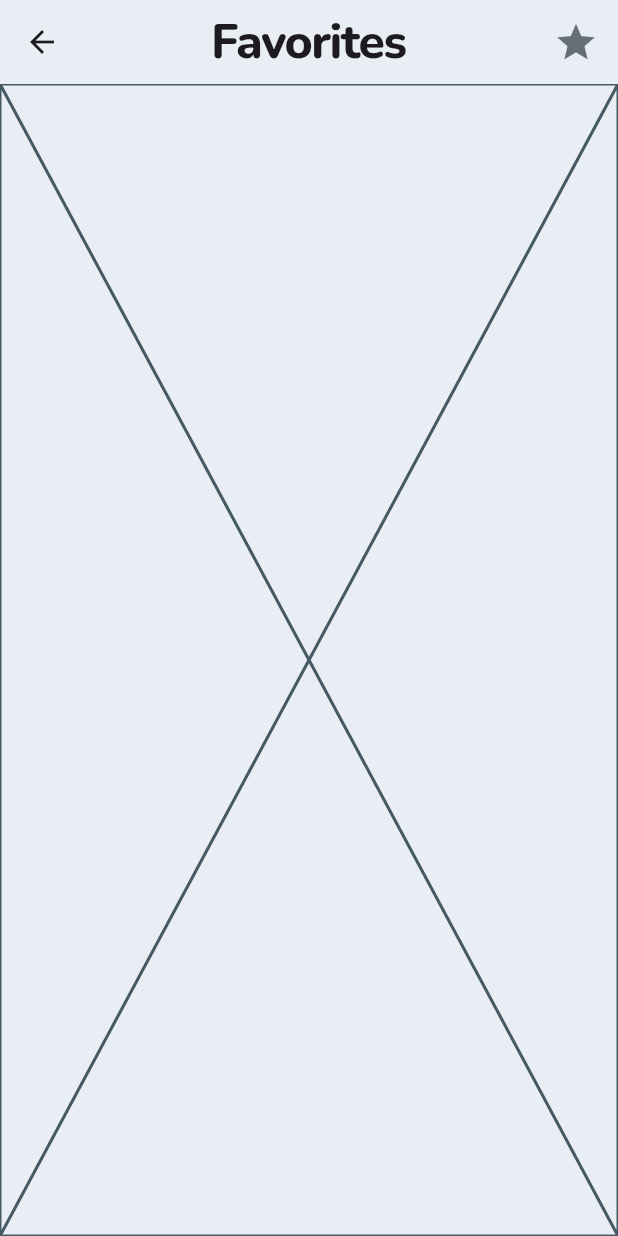
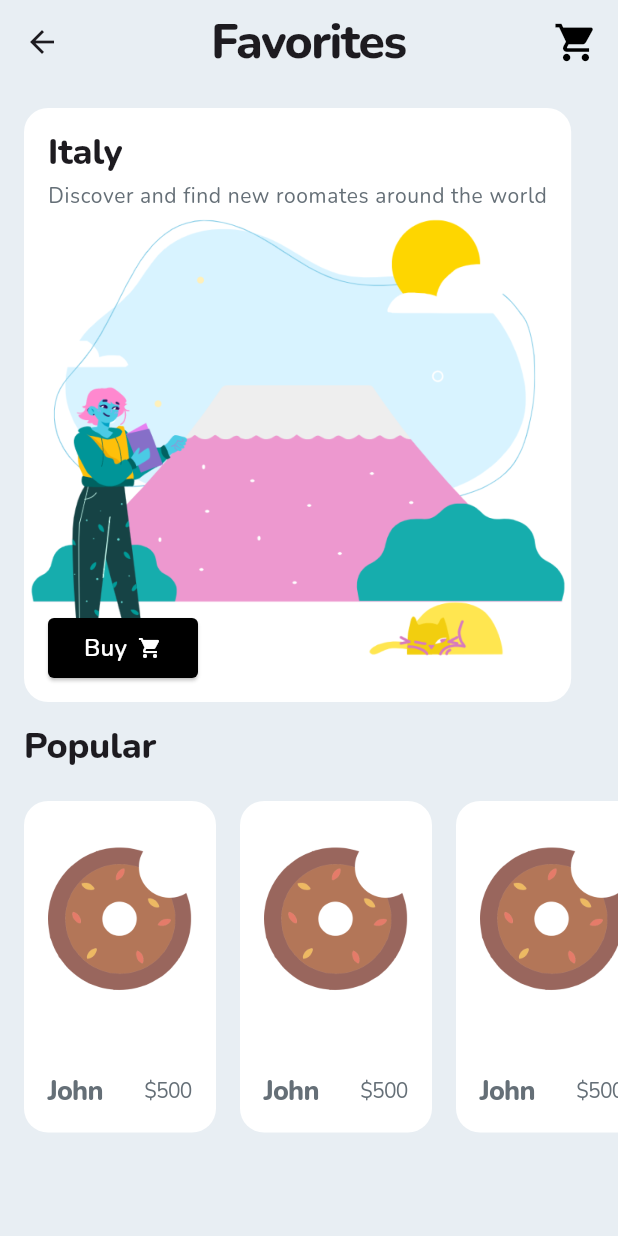
Before and after one commit to Samir-Sattarov/Student-Travel-Application, a Flutter app: the FavoritesSectionThirdScreen screen opened directly, on a phone screen of 412 x 824 dp. Run offline on Flutter 3.47's test engine with Material 2 defaults, Android fonts, the phone set to English and light mode, and no system bars; our stand-ins replace flutter_screenutil, google_fonts.

Commit message:
finish all

```diff
--- a/lib/core/utils/assets.dart
+++ b/lib/core/utils/assets.dart
@@ -2,4 +2,6 @@ class Assets {
   static const String FavoritesSectionSecondScreenAvatar = "assets/images/FavoritesSectionSecondScreenAvatar.png";
   static const String FavoritesSectionFirstScreenAdvImage = "assets/images/FavoritesSectionFirstScreenAdvImage.png";
   static const String FavoritesSectionSecondScreenListCardImage = "assets/images/FavoritesSectionSecondScreenListCardImage.png";
+  static const String FavoritesSectionThirdScreenRecommendedCardPhoto = "assets/images/FavoritesSectionThirdScreenRecommendedCardPhoto.png";
+  static const String FavoritesSectionThirdScreenPopularCardPhoto = "assets/images/FavoritesSectionThirdScreenPopularCardPhoto.png";
 }
--- /dev/null
+++ b/lib/entity/favorites_section_third_screen_popular_card_entity.dart
@@ -0,0 +1,11 @@
+class FavoritesSectionThirdScreenPopularCardEntity {
+  final int price;
+  final String title;
+  final String image;
+
+  FavoritesSectionThirdScreenPopularCardEntity({
+    required this.title,
+    required this.image,
+    required this.price,
+  });
+}
--- /dev/null
+++ b/lib/entity/favorites_section_third_screen_recommended_card_entity.dart
@@ -0,0 +1,11 @@
+class FavoritesSectionThirdScreenRecommendedCardEntity {
+  final String image;
+  final String title;
+  final String description;
+
+  FavoritesSectionThirdScreenRecommendedCardEntity({
+    required this.title,
+    required this.description,
+    required this.image,
+  });
+}
--- a/lib/screens/favorites_section_third_screen.dart
+++ b/lib/screens/favorites_section_third_screen.dart
@@ -1,8 +1,11 @@
 import 'package:flutter/material.dart';
 import 'package:google_fonts/google_fonts.dart';
 import 'package:student_travel_application/core/utils/assets.dart';
-
+import 'package:student_travel_application/widgets/favorites_section_third_screen_recommended_card_widget.dart';
+import 'package:student_travel_application/widgets/favorites_section_third_screen_popular_card_widget.dart';
 import 'package:student_travel_application/widgets/favorites_top_custom_icon_button.dart';
+import 'package:student_travel_application/entity/favorites_section_third_screen_recommended_card_entity.dart';
+import 'package:student_travel_application/entity/favorites_section_third_screen_popular_card_entity.dart';
 
 class FavoritesSectionThirdScreen extends StatefulWidget {
   static route() =>
@@ -16,6 +19,46 @@ class FavoritesSectionThirdScreen extends StatefulWidget {
 
 class _FavoritesSectionThirdScreenState
     extends State<FavoritesSectionThirdScreen> {
+  final FavoritesSectionThirdScreenRecommendedCardEntity recommendedCard =
+      FavoritesSectionThirdScreenRecommendedCardEntity(
+    title: 'Italy',
+    description: 'Discover and find new roomates around the world',
+    image: Assets.FavoritesSectionThirdScreenRecommendedCardPhoto,
+  );
+
+  final List<FavoritesSectionThirdScreenPopularCardEntity> popularCards = [
+    FavoritesSectionThirdScreenPopularCardEntity(
+      image: Assets.FavoritesSectionThirdScreenPopularCardPhoto,
+      title: 'John',
+      price: 500,
+    ),
+    FavoritesSectionThirdScreenPopularCardEntity(
+      image: Assets.FavoritesSectionThirdScreenPopularCardPhoto,
+      title: 'John',
+      price: 500,
+    ),
+    FavoritesSectionThirdScreenPopularCardEntity(
+      image: Assets.FavoritesSectionThirdScreenPopularCardPhoto,
+      title: 'John',
+      price: 500,
+    ),
+    FavoritesSectionThirdScreenPopularCardEntity(
+      image: Assets.FavoritesSectionThirdScreenPopularCardPhoto,
+      title: 'John',
+      price: 500,
+    ),
+    FavoritesSectionThirdScreenPopularCardEntity(
+      image: Assets.FavoritesSectionThirdScreenPopularCardPhoto,
+      title: 'John',
+      price: 500,
+    ),
+    FavoritesSectionThirdScreenPopularCardEntity(
+      image: Assets.FavoritesSectionThirdScreenPopularCardPhoto,
+      title: 'John',
+      price: 500,
+    ),
+  ];
+
   @override
   Widget build(BuildContext context) {
     return Scaffold(
@@ -36,15 +79,65 @@ class _FavoritesSectionThirdScreenState
         actions: <Widget>[
           FavoritesTopCustomIconButton(
             onPressed: () {},
-            icon: Icons.star,
-            iconColor: const Color(0xff656F77),
+            icon: Icons.shopping_cart,
+            iconColor: Colors.black,
           ),
           const SizedBox(
             width: 8,
           )
         ],
       ),
-      body: Placeholder(),
+      body: SingleChildScrollView(
+        scrollDirection: Axis.vertical,
+        child: Column(
+          crossAxisAlignment: CrossAxisAlignment.start,
+          children: [
+            Padding(
+              padding: const EdgeInsets.all(16),
+              child: Column(
+                crossAxisAlignment: CrossAxisAlignment.start,
+                children: <Widget>[
+                  FavoritesSectionThirdScreenRecommendedCardWidget(
+                    entity: recommendedCard,
+                    onPressed: () {},
+                  ),
+                  const SizedBox(height: 16),
+                  Text(
+                    'Popular',
+                    style: GoogleFonts.nunito(
+                      fontSize: 24,
+                      fontWeight: FontWeight.w800,
+                      height: 1.1,
+                      letterSpacing: -0.2,
+                    ),
+                  ),
+                  const SizedBox(height: 8),
+                ],
+              ),
+            ),
+            SizedBox(
+              height: 221,
+              child: ListView.builder(
+                scrollDirection: Axis.horizontal,
+                itemCount: popularCards.length,
+                itemBuilder: (context, index) {
+                  return Row(
+                    children: [
+                      FavoritesSectionThirdScreenPopularCardWidget(
+                        entity: popularCards[index],
+                        onPressed: () {},
+                      ),
+                      index == popularCards.length - 1
+                          ? const SizedBox(width: 16)
+                          : Container(),
+                    ],
+                  );
+                },
+              ),
+            ),
+          ],
+        ),
+      ),
     );
   }
 }
--- /dev/null
+++ b/lib/widgets/favorites_section_third_screen_popular_card_widget.dart
@@ -0,0 +1,65 @@
+import 'package:flutter/material.dart';
+import 'package:google_fonts/google_fonts.dart';
+import 'package:student_travel_application/entity/favorites_section_third_screen_popular_card_entity.dart';
+
+class FavoritesSectionThirdScreenPopularCardWidget extends StatelessWidget {
+  final FavoritesSectionThirdScreenPopularCardEntity entity;
+  final Function() onPressed;
+
+  const FavoritesSectionThirdScreenPopularCardWidget({
+    super.key,
+    required this.entity,
+    required this.onPressed,
+  });
+
+  @override
+  Widget build(BuildContext context) {
+    return Row(
+      children: [
+        const SizedBox(width: 16),
+        Container(
+          padding: const EdgeInsets.all(16),
+          width: 128,
+          decoration: BoxDecoration(
+            color: Colors.white,
+            borderRadius: BorderRadius.circular(16),
+          ),
+          child: Column(
+            mainAxisAlignment: MainAxisAlignment.spaceBetween,
+            children: <Widget>[
+              Image.asset(
+                entity.image,
+                width: 96,
+                height: 126,
+              ),
+              Row(
+                mainAxisAlignment: MainAxisAlignment.spaceBetween,
+                children: <Widget>[
+                  Text(
+                    entity.title,
+                    style: GoogleFonts.nunito(
+                      fontSize: 18,
+                      fontWeight: FontWeight.w800,
+                      letterSpacing: -0.5,
+                      height: 1.33,
+                      color: const Color(0xff656F77),
+                    ),
+                  ),
+                  Text(
+                    '\$${entity.price}',
+                    style: GoogleFonts.nunito(
+                      fontSize: 14,
+                      fontWeight: FontWeight.w400,
+                      letterSpacing: -0.5,
+                      color: const Color(0xff656F77),
+                    ),
+                  ),
+                ],
+              ),
+            ],
+          ),
+        ),
+      ],
+    );
+  }
+}
--- /dev/null
+++ b/lib/widgets/favorites_section_third_screen_recommended_card_widget.dart
@@ -0,0 +1,89 @@
+import 'package:flutter/material.dart';
+import 'package:google_fonts/google_fonts.dart';
+import 'package:student_travel_application/entity/favorites_section_third_screen_recommended_card_entity.dart';
+
+class FavoritesSectionThirdScreenRecommendedCardWidget extends StatelessWidget {
+  final FavoritesSectionThirdScreenRecommendedCardEntity entity;
+  final Function() onPressed;
+
+  const FavoritesSectionThirdScreenRecommendedCardWidget({
+    super.key,
+    required this.entity,
+    required this.onPressed,
+  });
+
+  @override
+  Widget build(BuildContext context) {
+    return Container(
+      padding: const EdgeInsets.all(16),
+      decoration: BoxDecoration(
+        color: Colors.white,
+        borderRadius: BorderRadius.circular(16),
+        image: DecorationImage(
+          image: AssetImage(entity.image), // Replace with your image path
+          fit: BoxFit.fitWidth,
+          alignment: Alignment.bottomCenter,
+        ),
+      ),
+      height: 396,
+      child: Column(
+        crossAxisAlignment: CrossAxisAlignment.start,
+        children: [
+          Text(
+            entity.title,
+            style: GoogleFonts.nunito(
+                fontSize: 24,
+                fontWeight: FontWeight.w800,
+                height: 1.1,
+                letterSpacing: -0.2),
+          ),
+          const SizedBox(height: 8),
+          Text(
+            entity.description,
+            style: GoogleFonts.nunito(
+              fontSize: 14,
+              fontWeight: FontWeight.w400,
+              height: 1.15,
+              letterSpacing: 0.4,
+              color: const Color(0xff656F77),
+            ),
+          ),
+          const Spacer(),
+          SizedBox(
+            height: 40,
+            width: 100,
+            child: ElevatedButton(
+              onPressed: onPressed,
+              style: ButtonStyle(
+                backgroundColor: MaterialStateProperty.all<Color>(Colors.black),
+                shape: MaterialStateProperty.all<RoundedRectangleBorder>(
+                  RoundedRectangleBorder(
+                    borderRadius: BorderRadius.circular(4),
+                  ),
+                ),
+              ),
+              child: Row(
+                children: [
+                  Text(
+                    'Buy',
+                    style: GoogleFonts.nunito(
+                      color: Colors.white,
+                      fontSize: 16,
+                      fontWeight: FontWeight.w600,
+                    ),
+                  ),
+                  const Spacer(),
+                  const Icon(
+                    Icons.shopping_cart,
+                    color: Colors.white,
+                    size: 16,
+                  ),
+                ],
+              ),
+            ),
+          )
+        ],
+      ),
+    );
+  }
+}
```
Also changed, not shown: assets/images/FavoritesSectionThirdScreenPopularCardPhoto.png (added), assets/images/FavoritesSectionThirdScreenRecommendedCardPhoto.png (added).
